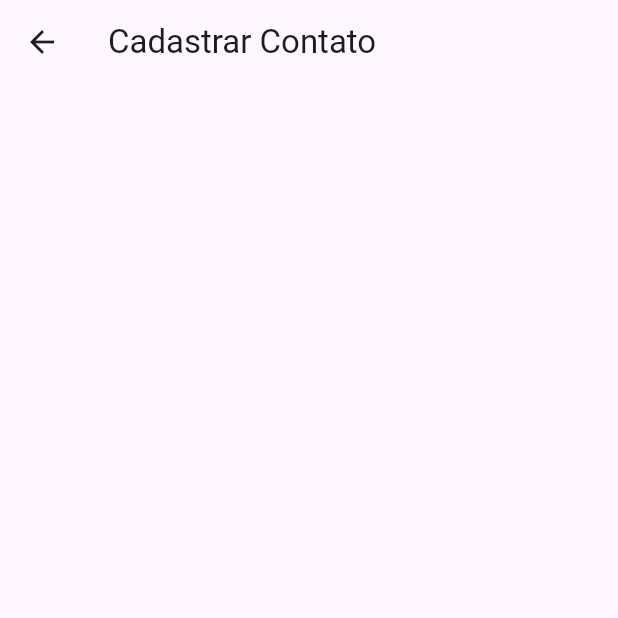
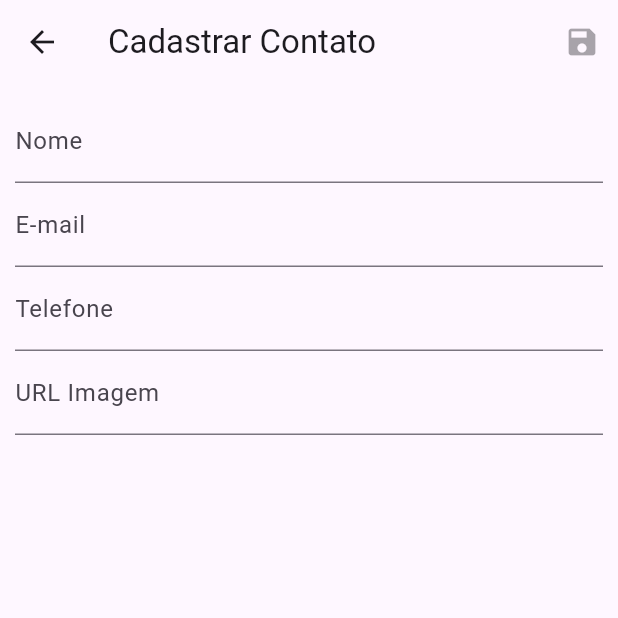
Before and after one commit to RubensMatheus-me/Agenda_Flutter, a Flutter app: the screen it shows after launch, after a tap on the "edit" icon, on a phone screen of 412 x 824 dp, the top half of it. Run offline on Flutter 3.47's test engine with Material 3 defaults, Android fonts, the phone set to English and light mode, and no system bars; our stand-ins replace flutter_mobx, get_it, mask_text_input_formatter, mobx, sqflite, sqflite_common_ffi; accounts and stored records are empty; generated files the repository leaves out were written again; network calls fail.

Commit message:
Aula(23-26) Implementando campos para o cadastro de contatos

```diff
--- a/lib/app/database/sqlite/connection.dart
+++ b/lib/app/database/sqlite/connection.dart
@@ -9,7 +9,7 @@ class Connection{
   static Future<Database?> get() async {
     if(_db == null) {
       var path = join(await getDatabasesPath(), 'banco_contatos');
-      deleteDatabase(path);
+      //deleteDatabase(path);
       _db = await openDatabase(
         path,
         version: 1,
--- a/lib/app/view/contact_form.dart
+++ b/lib/app/view/contact_form.dart
@@ -1,12 +1,68 @@
 import 'package:flutter/material.dart';
+import 'package:mask_text_input_formatter/mask_text_input_formatter.dart';
 
 class ContactForm extends StatelessWidget{
-  const ContactForm({super.key});
+
+  Widget fieldName() {
+    return TextFormField(
+      decoration: InputDecoration(
+        labelText: 'Nome'
+      ),
+    );
+  }
+
+  Widget fieldEmail() {
+    return TextFormField(
+      decoration: InputDecoration(
+        labelText: 'E-mail'
+      ),
+    );
+  }
+
+  Widget fieldPhone() {
+    var maskNumber = MaskTextInputFormatter(mask: '(##) # ####-####');
+    return TextFormField(
+      inputFormatters: [maskNumber],
+      keyboardType: TextInputType.number,
+      decoration: InputDecoration(
+        labelText: 'Telefone',
+        hintText: '(99) 9 9999-9999'
+
+      ),
+    );
+  }
+
+  Widget fieldURLImage() {
+    return TextFormField(
+      decoration: InputDecoration(
+        labelText: 'URL Imagem',
+        hintText: 'https://www.site.com'
+      ),
+    );
+  }
 
   @override
   Widget build(BuildContext context) {
     return Scaffold(
-      appBar: AppBar(title: const Text('Cadastrar Contato'),),
+      appBar: AppBar(
+        title: Text('Cadastrar Contato'),
+        actions: [
+          IconButton(icon: Icon(Icons.save), onPressed: null)
+        ],
+      ),
+      body: Padding(
+        padding: EdgeInsets.all(10),
+        child: Form(
+          child: Column(
+            children: [
+              fieldName(),
+              fieldEmail(),
+              fieldPhone(),
+              fieldURLImage()
+            ],
+          ),
+        ),
+      ),
     );
   }
 }
--- a/lib/app/view/contact_list.dart
+++ b/lib/app/view/contact_list.dart
@@ -9,12 +9,11 @@ class ContactList extends StatelessWidget{
   final _back = ContactListBack();
 
   CircleAvatar circleAvatar(String url) {
-    try{
-      return CircleAvatar(backgroundImage: NetworkImage(url));
-    }catch(e) {
-      return const CircleAvatar(child: Icon(Icons.person));
+    return (Uri.tryParse(url)!.isAbsolute) ?
+      CircleAvatar(backgroundImage: NetworkImage(url))
+     : CircleAvatar(child: Icon(Icons.person));
     }
-  }
+
   Widget iconEditButton(Function()? onPressed) {
     return IconButton(
       icon: Icon(Icons.edit),
--- a/pubspec.yaml
+++ b/pubspec.yaml
@@ -41,6 +41,7 @@ dependencies:
   get_it: ^7.7.0
   mobx: ^2.3.3+2
   flutter_mobx: ^2.2.1+1
+  mask_text_input_formatter: ^2.9.0
 
 dev_dependencies:
   flutter_test:
```
Also changed, not shown: pubspec.lock.
